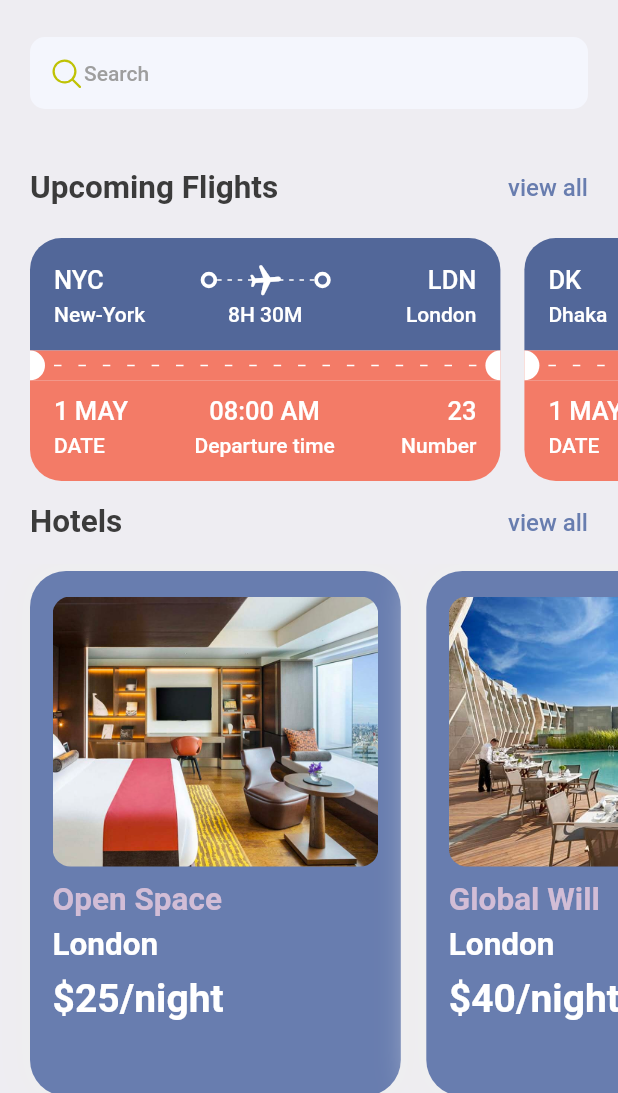
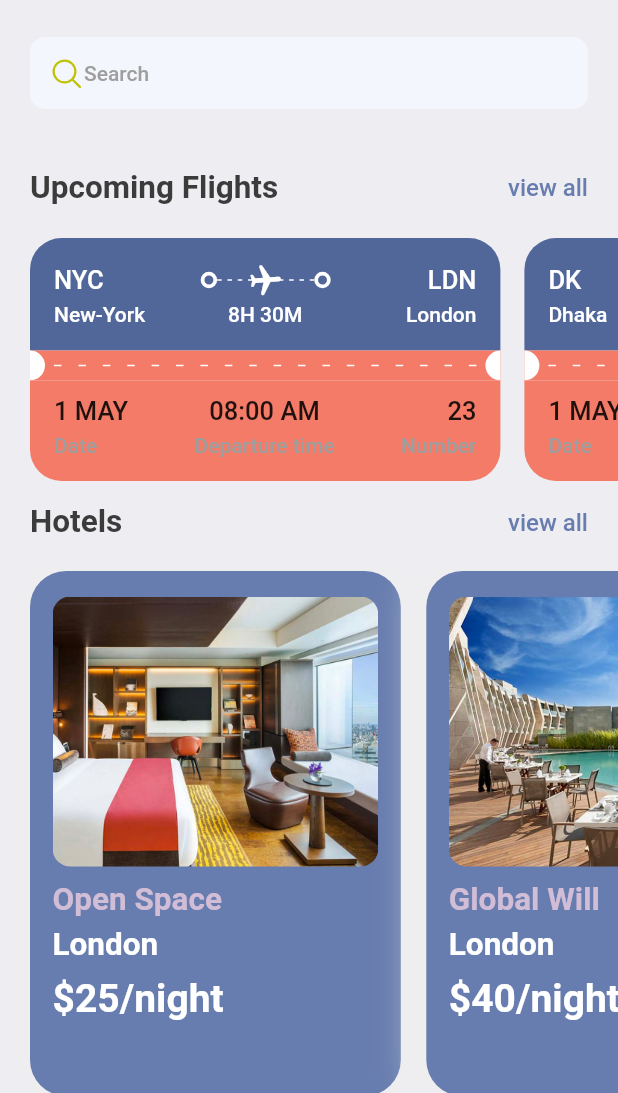
Before and after one commit to yamess/BookTicketFlutter, a Flutter app: the HomeScreen screen opened directly, on a phone screen of 412 x 824 dp, the part 143-1236 px from its top. Run offline on Flutter 3.47's test engine with Material 2 defaults, Android fonts, the phone set to English and light mode, and no system bars; our stand-ins replace fluentui_icons, gap, get.

Commit message:
adding more layout

```diff
--- a/lib/screens/ticket_screen.dart
+++ b/lib/screens/ticket_screen.dart
@@ -50,12 +50,14 @@ class TicketScreen extends StatelessWidget {
                           firstText: "Flutter DB",
                           secondText: "Passenger",
                           crossAlignment: CrossAxisAlignment.start,
+                          isColor: true,
                         ),
 
                         AppColumnLayout(
                           firstText: "5221 364869",
                           secondText: "passport",
                           crossAlignment: CrossAxisAlignment.end,
+                          isColor: true,
                         )
                       ],
                     )
--- a/lib/screens/ticket_view.dart
+++ b/lib/screens/ticket_view.dart
@@ -1,4 +1,5 @@
 import 'package:bootickets/utils/app_layout.dart';
+import 'package:bootickets/widgets/column_layout.dart';
 import 'package:bootickets/widgets/thick_container.dart';
 import 'package:flutter/material.dart';
 import 'package:gap/gap.dart';
@@ -19,7 +20,7 @@ class TicketView extends StatelessWidget {
 
     return SizedBox(
       width: size.width * 0.8,
-      height: AppLayout.getHeight(GetPlatform.isAndroid==true?162:164),
+      height: AppLayout.getHeight(GetPlatform.isAndroid == true ? 162 : 164),
       child: Container(
         margin: EdgeInsets.only(right: AppLayout.getHeight(16)),
         child: Column(
@@ -43,8 +44,9 @@ class TicketView extends StatelessWidget {
                       Text(
                         ticket["from"]["code"],
                         style: isColor == null
-                            ? Styles.headLineStyle3
-                                .copyWith(color: Colors.white,)
+                            ? Styles.headLineStyle3.copyWith(
+                                color: Colors.white,
+                              )
                             : Styles.headLineStyle3,
                       ),
                       const Spacer(),
@@ -217,8 +219,8 @@ class TicketView extends StatelessWidget {
               decoration: BoxDecoration(
                   color: isColor == null ? Styles.orangeColor : Colors.white,
                   borderRadius: BorderRadius.only(
-                    bottomLeft: Radius.circular(isColor==null?21:0),
-                    bottomRight: Radius.circular(isColor==null?21:0),
+                    bottomLeft: Radius.circular(isColor == null ? 21 : 0),
+                    bottomRight: Radius.circular(isColor == null ? 21 : 0),
                   )),
               padding: const EdgeInsets.only(
                   left: 16, top: 10, right: 16, bottom: 16),
@@ -227,65 +229,25 @@ class TicketView extends StatelessWidget {
                   Row(
                     mainAxisAlignment: MainAxisAlignment.spaceBetween,
                     children: [
-                      Column(
-                        crossAxisAlignment: CrossAxisAlignment.start,
-                        children: [
-                          Text(
-                            ticket["date"],
-                            style: isColor == null
-                                ? Styles.headLineStyle3
-                                    .copyWith(color: Colors.white)
-                                : Styles.headLineStyle3,
-                          ),
-                          const Gap(5),
-                          Text(
-                            "DATE",
-                            style: isColor == null
-                                ? Styles.headLineStyle4
-                                    .copyWith(color: Colors.white)
-                                : Styles.headLineStyle4,
-                          )
-                        ],
+                      AppColumnLayout(
+                        firstText: ticket["date"],
+                        secondText: "Date",
+                        crossAlignment: CrossAxisAlignment.start,
+                        isColor: false,
                       ),
-                      Column(
-                        crossAxisAlignment: CrossAxisAlignment.center,
-                        children: [
-                          Text(
-                            ticket["departure_time"],
-                            style: isColor == null
-                                ? Styles.headLineStyle3
-                                    .copyWith(color: Colors.white)
-                                : Styles.headLineStyle3,
-                          ),
-                          const Gap(5),
-                          Text(
-                            "Departure time",
-                            style: isColor == null
-                                ? Styles.headLineStyle4
-                                    .copyWith(color: Colors.white)
-                                : Styles.headLineStyle4,
-                          )
-                        ],
+
+                      AppColumnLayout(
+                        firstText: ticket["departure_time"],
+                        secondText: "Departure time",
+                        crossAlignment: CrossAxisAlignment.center,
+                        isColor: false,
                       ),
-                      Column(
-                        crossAxisAlignment: CrossAxisAlignment.end,
-                        children: [
-                          Text(
-                            ticket["number"].toString(),
-                            style: isColor == null
-                                ? Styles.headLineStyle3
-                                    .copyWith(color: Colors.white)
-                                : Styles.headLineStyle3,
-                          ),
-                          const Gap(5),
-                          Text(
-                            "Number",
-                            style: isColor == null
-                                ? Styles.headLineStyle4
-                                    .copyWith(color: Colors.white)
-                                : Styles.headLineStyle4,
-                          )
-                        ],
+
+                      AppColumnLayout(
+                        firstText: ticket["number"].toString(),
+                        secondText: "Number",
+                        crossAlignment: CrossAxisAlignment.end,
+                        isColor: false,
                       ),
                     ],
                   ),
--- a/lib/widgets/column_layout.dart
+++ b/lib/widgets/column_layout.dart
@@ -1,4 +1,5 @@
-import 'package:flutter/cupertino.dart';
+
+import 'package:flutter/material.dart';
 import 'package:gap/gap.dart';
 
 import '../utils/app_layout.dart';
@@ -8,12 +9,13 @@ class AppColumnLayout extends StatelessWidget {
   final String firstText;
   final String secondText;
   final CrossAxisAlignment crossAlignment;
-
+  final bool? isColor;
   const AppColumnLayout({
     Key? key,
     required this.firstText,
     required this.secondText,
     required this.crossAlignment,
+    this.isColor
   }) : super(key: key);
 
   @override
@@ -23,7 +25,7 @@ class AppColumnLayout extends StatelessWidget {
       children: [
         Text(
           firstText,
-          style: Styles.headLineStyle3,
+          style: isColor==null? Styles.headLineStyle3.copyWith(color: Colors.white):Styles.headLineStyle3,
         ),
         Gap(AppLayout.getHeight(5)),
         Text(
--- /dev/null
+++ b/lib/widgets/layout_builder_widget.dart
@@ -0,0 +1,35 @@
+import 'package:flutter/cupertino.dart';
+import 'package:flutter/material.dart';
+
+class AppLayoutBuilderWidget extends StatelessWidget {
+  final bool? isColor;
+  final int sections;
+
+  const AppLayoutBuilderWidget({Key? key, this.isColor, required this.sections})
+      : super(key: key);
+
+  @override
+  Widget build(BuildContext context) {
+    return LayoutBuilder(
+      builder: (BuildContext context, BoxConstraints constraints) {
+        print("The width is ${constraints.constrainWidth()}");
+        return Flex(
+          direction: Axis.horizontal,
+          mainAxisSize: MainAxisSize.max,
+          children: List.generate(
+            (constraints.constrainWidth() / 6).floor(),
+            (index) => SizedBox(
+              width: 3,
+              height: 1,
+              child: DecoratedBox(
+                decoration: BoxDecoration(
+                  color: isColor == null ? Colors.white : Colors.grey.shade300,
+                ),
+              ),
+            ),
+          ),
+        );
+      },
+    );
+  }
+}
```
